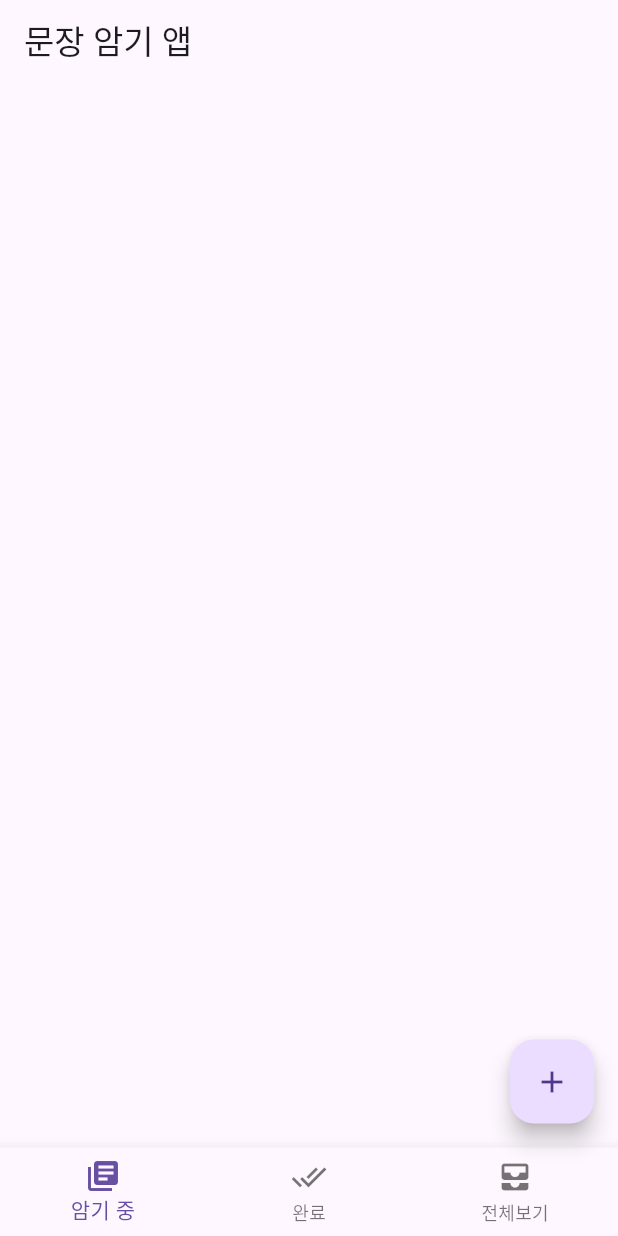
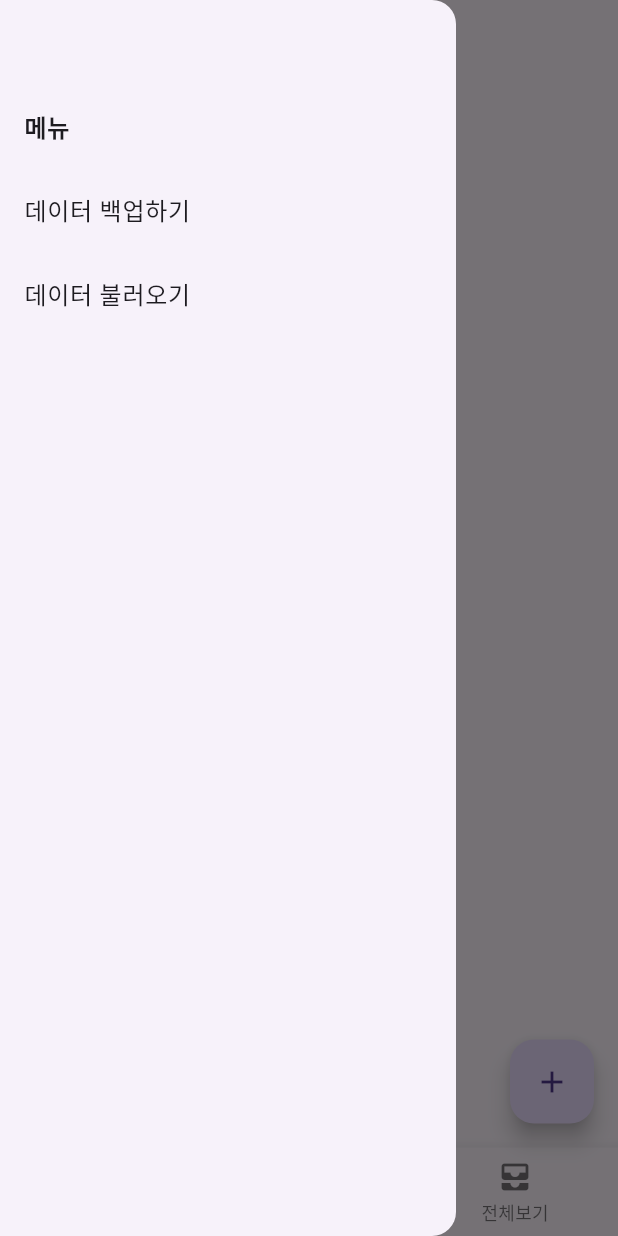
Before and after one commit to yunseop-dev/memorize_app, a Flutter app: the screen it shows after launch, with the side drawer open (before the commit the screen has no drawer), on a phone screen of 412 x 824 dp. Run offline on Flutter 3.47's test engine with Material 3 defaults, Android fonts, the light colour scheme and no system bars; our stand-ins replace file_picker, flutter_hooks, hooks_riverpod, riverpod_annotation, speech_to_text, sqflite; missing offline and left inert: flutter_email_sender, pretty_diff_text; accounts and stored records are empty; generated files the repository leaves out were written again.

Commit message:
feat: import / export db

```diff
--- a/lib/main.dart
+++ b/lib/main.dart
@@ -3,6 +3,8 @@ import 'package:flutter_hooks/flutter_hooks.dart';
 import 'package:flutter_todo/model/filtered_todo.dart';
 import 'package:flutter_todo/model/todo.dart';
 import 'package:flutter_todo/widget/add_button.dart';
+import 'package:flutter_todo/widget/drawer/list_tile/backup_tile.dart';
+import 'package:flutter_todo/widget/drawer/list_tile/restore_tile.dart';
 import 'package:flutter_todo/widget/todo_list_tile.dart';
 import 'package:hooks_riverpod/hooks_riverpod.dart';
 
@@ -28,12 +30,30 @@ class TodoScreen extends HookConsumerWidget {
 
   @override
   Widget build(BuildContext context, WidgetRef ref) {
-    final todo = ref.watch(filteredTodoProvider);
+    AsyncValue<List<Todo>> todo = ref.watch(filteredTodoProvider);
     final currentIndex = useState(0);
 
     return Scaffold(
       appBar: AppBar(
         title: const Text('문장 암기 앱'),
+      ),
+      drawer: Drawer(
+        child: ListView(
+          padding: EdgeInsets.zero,
+          children: const [
+            ListTile(),
+            ListTile(
+              title: Text(
+                '메뉴',
+                style: TextStyle(fontWeight: FontWeight.bold),
+              ),
+            ),
+            // ListTile(title: Text('개인정보처리방침')),
+            // ListTile(title: Text('오픈소스 라이선스')),
+            BackupTile(),
+            RestoreTile()
+          ],
+        ),
       ),
       body: switch (todo) {
         AsyncError(:final error) => Text('Error: $error'),
--- /dev/null
+++ b/lib/widget/drawer/list_tile/backup_tile.dart
@@ -0,0 +1,37 @@
+import 'dart:io';
+
+import 'package:flutter/material.dart';
+import 'package:path/path.dart';
+import 'package:sqflite/sqflite.dart';
+import 'package:flutter_email_sender/flutter_email_sender.dart';
+
+class BackupTile extends StatelessWidget {
+  const BackupTile({super.key});
+
+  @override
+  Widget build(BuildContext context) {
+    return ListTile(
+      title: const Text('데이터 백업하기'),
+      onTap: () async {
+        final dbFolder = await getDatabasesPath();
+        File dbFile = File(join(dbFolder, 'memorize.db'));
+        final isExists = await dbFile.exists();
+
+        if (isExists) {
+          try {
+            final Email email = Email(
+              body: '문장 암기 앱 백업 파일을 전송합니다.',
+              subject: '문장 암기 앱 백업 파일',
+              attachmentPaths: [dbFile.path],
+              isHTML: false,
+            );
+
+            await FlutterEmailSender.send(email);
+          } catch (e) {
+            print(e);
+          }
+        }
+      },
+    );
+  }
+}
--- /dev/null
+++ b/lib/widget/drawer/list_tile/restore_tile.dart
@@ -0,0 +1,33 @@
+import 'dart:io';
+
+import 'package:flutter/material.dart';
+import 'package:flutter_todo/model/todo.dart';
+import 'package:hooks_riverpod/hooks_riverpod.dart';
+import 'package:path/path.dart';
+import 'package:sqflite/sqflite.dart';
+import 'package:file_picker/file_picker.dart';
+
+class RestoreTile extends HookConsumerWidget {
+  const RestoreTile({super.key});
+
+  @override
+  Widget build(BuildContext context, WidgetRef ref) {
+    return ListTile(
+      onTap: () async {
+        String databasesPath = await getDatabasesPath();
+        String dbPath = join(databasesPath, 'memorize.db');
+
+        FilePickerResult? result = await FilePicker.platform.pickFiles();
+
+        if (result != null) {
+          File source = File(result.files.single.path!);
+          await source.copy(dbPath);
+          ref.refresh(todoListProvider.future);
+        } else {
+          // User canceled the picker
+        }
+      },
+      title: const Text('데이터 불러오기'),
+    );
+  }
+}
```
